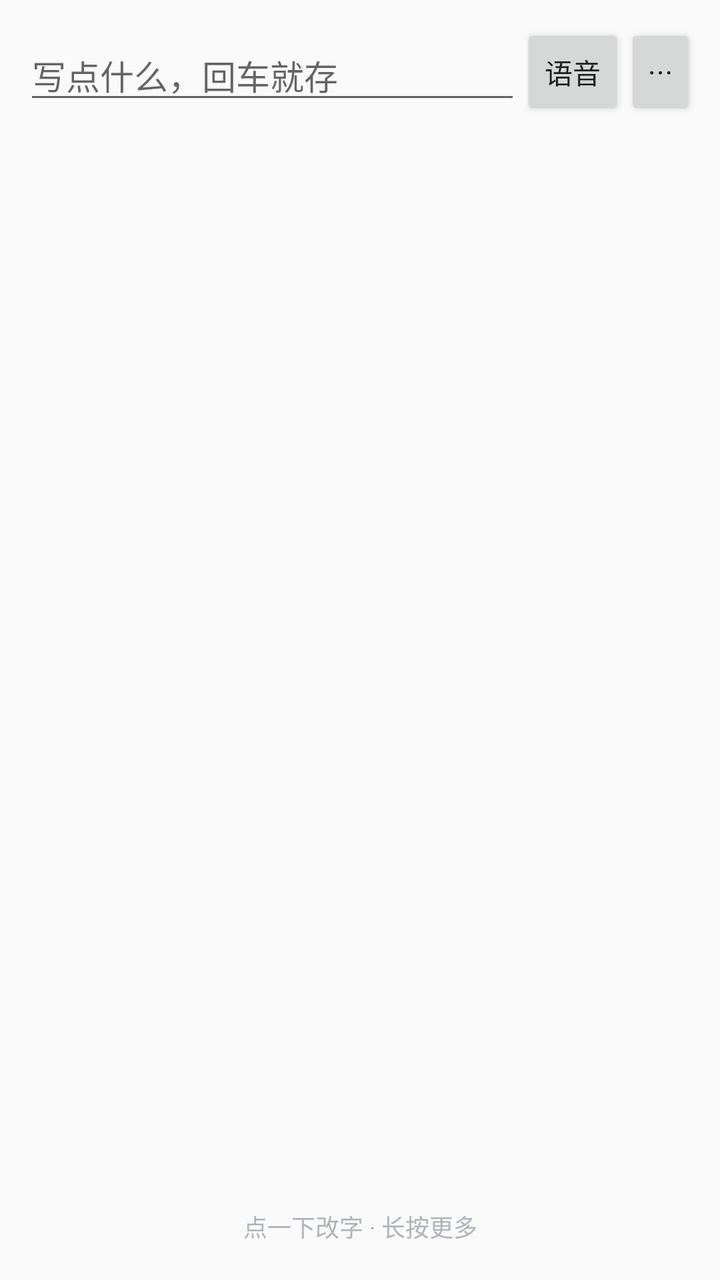
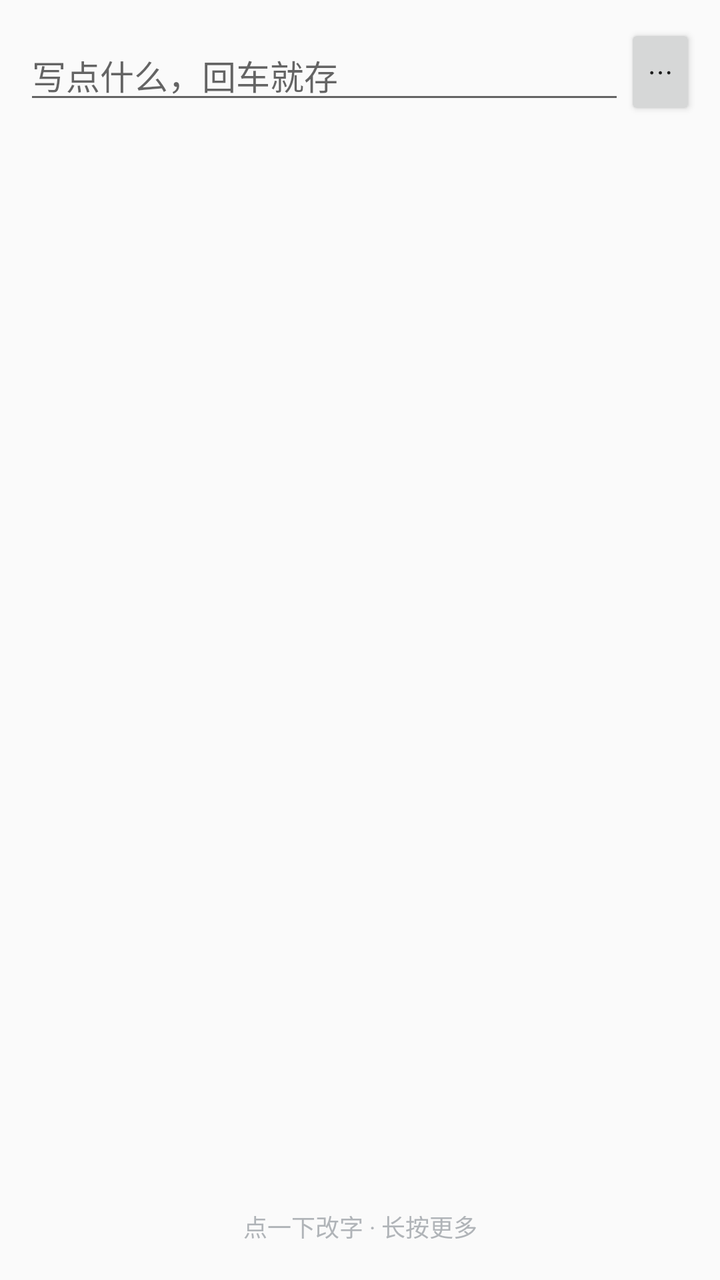

An Android layout rendered at two revisions. The XML below is the earlier revision; the diff shows what the commit changed to produce the second picture.
<!-- AndroidManifest.xml: application theme android:Theme.Material.Light.NoActionBar -->
<!-- res/layout/activity_main.xml -->
<?xml version="1.0" encoding="utf-8"?>
<LinearLayout xmlns:android="http://schemas.android.com/apk/res/android"
    android:id="@+id/root"
    android:layout_width="match_parent"
    android:layout_height="match_parent"
    android:orientation="vertical"
    android:padding="12dp">

    <LinearLayout
        android:layout_width="match_parent"
        android:layout_height="wrap_content"
        android:orientation="horizontal"
        android:gravity="center_vertical">

        <EditText
            android:id="@+id/input"
            android:layout_width="0dp"
            android:layout_height="wrap_content"
            android:layout_weight="1"
            android:hint="@string/hint_input"
            android:imeOptions="actionDone"
            android:inputType="text"
            android:maxLines="1"
            android:textSize="17sp" />

        <Button
            android:id="@+id/voice"
            android:layout_width="wrap_content"
            android:layout_height="wrap_content"
            android:minWidth="0dp"
            android:text="@string/voice" />

        <Button
            android:id="@+id/overflow"
            android:layout_width="wrap_content"
            android:layout_height="wrap_content"
            android:minWidth="0dp"
            android:text="@string/overflow" />
    </LinearLayout>

    <LinearLayout
        android:id="@+id/permission_banner"
        android:layout_width="match_parent"
        android:layout_height="wrap_content"
        android:orientation="horizontal"
        android:gravity="center_vertical"
        android:paddingTop="8dp"
        android:paddingBottom="8dp"
        android:visibility="gone">

        <TextView
            android:layout_width="0dp"
            android:layout_height="wrap_content"
            android:layout_weight="1"
            android:text="@string/need_overlay"
            android:textColor="#D93025"
            android:textSize="14sp" />

        <Button
            android:id="@+id/grant_overlay"
            android:layout_width="wrap_content"
            android:layout_height="wrap_content"
            android:minWidth="0dp"
            android:text="@string/grant" />
    </LinearLayout>

    <TextView
        android:id="@+id/empty"
        android:layout_width="match_parent"
        android:layout_height="wrap_content"
        android:padding="12dp"
        android:text="@string/empty_hint"
        android:textColor="#888888"
        android:textSize="15sp"
        android:visibility="gone" />

    <ListView
        android:id="@+id/list"
        android:layout_width="match_parent"
        android:layout_height="0dp"
        android:layout_weight="1"
        android:divider="#14000000"
        android:dividerHeight="1dp" />

    <TextView
        android:id="@+id/undo_bar"
        android:layout_width="match_parent"
        android:layout_height="wrap_content"
        android:padding="12dp"
        android:gravity="center"
        android:textColor="#B3261E"
        android:textSize="14sp"
        android:visibility="gone" />

    <TextView
        android:id="@+id/done_footer"
        android:layout_width="match_parent"
        android:layout_height="wrap_content"
        android:padding="10dp"
        android:gravity="center"
        android:textColor="#888888"
        android:textSize="13sp"
        android:visibility="gone" />

    <TextView
        android:id="@+id/list_hint"
        android:layout_width="match_parent"
        android:layout_height="wrap_content"
        android:paddingBottom="6dp"
        android:gravity="center"
        android:text="@string/list_hint"
        android:textColor="#B0B4B8"
        android:textSize="12sp" />

</LinearLayout>
<!-- resources referenced by this layout -->
<resources>
  <string name="empty_hint">都办完了。上面随手写一句，回车。</string>
  <string name="grant">去开启</string>
  <string name="hint_input">写点什么，回车就存</string>
  <string name="list_hint">点一下改字 · 长按更多</string>
  <string name="need_overlay">还没给「悬浮窗」权限，现在弹不出来。</string>
  <string name="overflow">⋯</string>
  <string name="voice">语音</string>
</resources>

<!-- the commit's change to res/layout/activity_main.xml (unified diff, before → after) -->
@@ -22,13 +22,6 @@
             android:inputType="text"
             android:maxLines="1"
             android:textSize="17sp" />
-
-        <Button
-            android:id="@+id/voice"
-            android:layout_width="wrap_content"
-            android:layout_height="wrap_content"
-            android:minWidth="0dp"
-            android:text="@string/voice" />
 
         <Button
             android:id="@+id/overflow"
<!-- resource entries referenced after the edit -->
@@ -6,6 +6,5 @@
   <string name="list_hint">点一下改字 · 长按更多</string>
   <string name="need_overlay">还没给「悬浮窗」权限，现在弹不出来。</string>
   <string name="overflow">⋯</string>
-  <string name="voice">语音</string>
 </resources>
 
